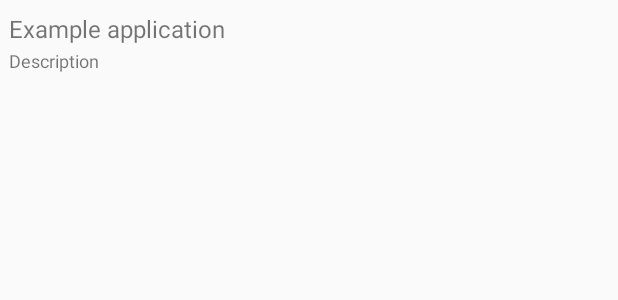
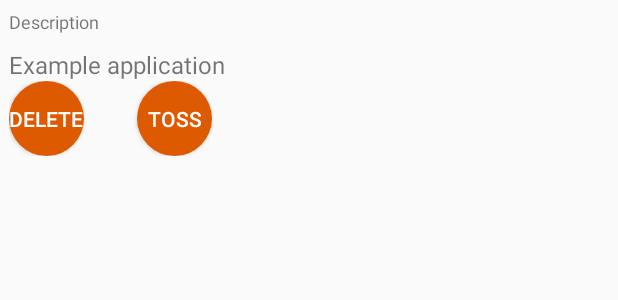
Before and after one commit to jgrahamm1/KitabuApp, an Android app: the layout customlist.xml on its own in the app's theme, with its tools: preview values and no code run, on a phone screen of 412 x 824 dp. Shown: the top 300 px of the screen. Run offline under Robolectric (Android 15) with nearby library versions, the phone set to English and light mode, and no system bars.

Commit message:
Added roundbutton

```diff
--- a/app/src/main/java/com/example/jgraham/kitabureg1/MyCursorAdapter.java
+++ b/app/src/main/java/com/example/jgraham/kitabureg1/MyCursorAdapter.java
@@ -40,6 +40,7 @@ public class MyCursorAdapter extends ArrayAdapter<KitabuEntry> {
         TextView textView1 = (TextView) view.findViewById(R.id.secondLine);
         textView.setText(itemsArrayList.get(position).getmTitle());
         textView1.setText(itemsArrayList.get(position).getmLink());
+
         return view;
     }
 }
--- /dev/null
+++ b/app/src/main/res/drawable/round_button.xml
@@ -0,0 +1,13 @@
+<?xml version="1.0" encoding="utf-8"?>
+<selector xmlns:android="http://schemas.android.com/apk/res/android">
+    <item android:state_pressed="false">
+        <shape android:shape="oval">
+            <solid android:color="#DE5A00"/>
+        </shape>
+    </item>
+    <item android:state_pressed="true">
+        <shape android:shape="oval">
+            <solid android:color="#DE5A00"/>
+        </shape>
+    </item>
+</selector>
--- a/app/src/main/res/layout/customlist.xml
+++ b/app/src/main/res/layout/customlist.xml
@@ -1,9 +1,10 @@
 
 
-<RelativeLayout xmlns:android="http://schemas.android.com/apk/res/android"
+<LinearLayout xmlns:android="http://schemas.android.com/apk/res/android"
     android:layout_width="fill_parent"
-    android:layout_height="?android:attr/listPreferredItemHeight"
-    android:padding="6dip" >
+    android:layout_height="wrap_content"
+    android:padding="6dip"
+    android:orientation="vertical">
 
     <TextView
         android:id="@+id/secondLine"
@@ -27,5 +28,25 @@
         android:gravity="center_vertical"
         android:text="Example application"
         android:textSize="16sp" />
+        <LinearLayout
+        android:layout_width="match_parent"
+        android:layout_height="wrap_content"
+            android:id="@+id/innerlist">
+        <Button
+            android:layout_width="50dp"
+            android:layout_height="50dp"
+            android:background="@drawable/round_button"
+            android:text="DELETE"
+            android:textColor="#fff"
+            android:layout_marginRight="35dp"/>
 
-</RelativeLayout>
+        <Button
+            android:layout_width="50dp"
+            android:layout_height="50dp"
+            android:background="@drawable/round_button"
+            android:text="TOSS"
+            android:textColor="#fff" />
+
+    </LinearLayout>
+
+</LinearLayout>
```
